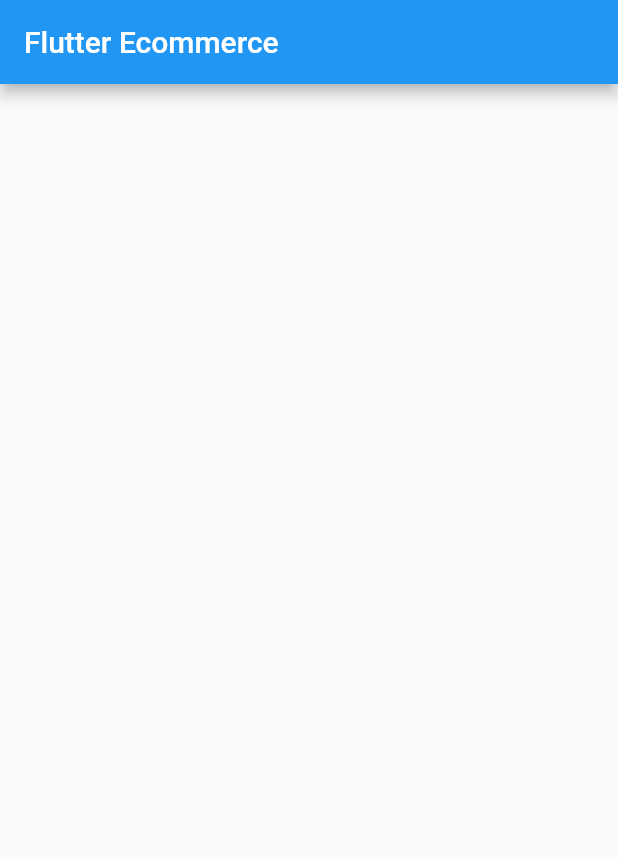
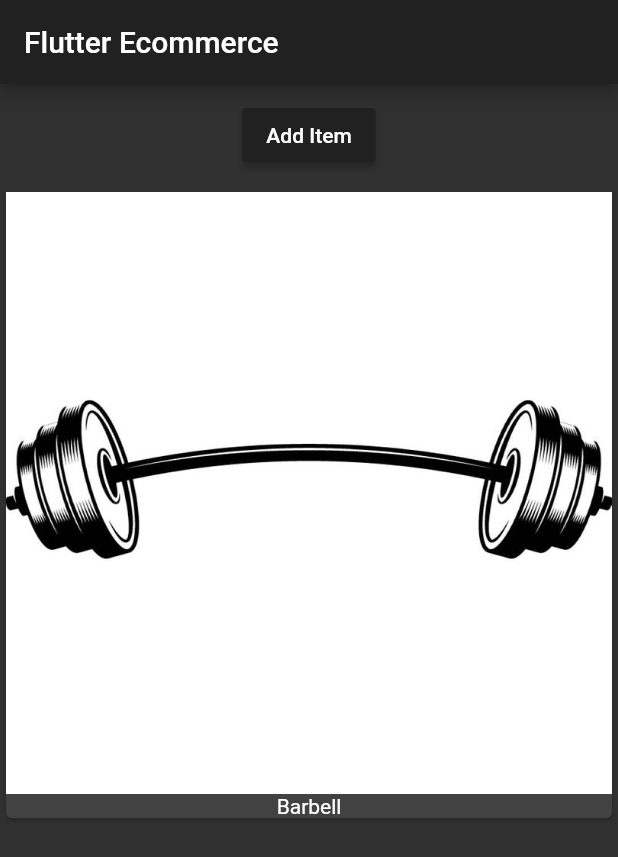
Before and after one commit to selvesandev/flutter-ess, a Flutter app: the screen it shows after launch, on a phone screen of 412 x 824 dp. Shown: the top 857 px of the screen. Run offline on Flutter 3.47's test engine with Material 2 defaults, Android fonts, the phone set to English and light mode, and no system bars.

Commit message:
Debuggin 1/2

```diff
--- /dev/null
+++ b/lib/control.dart
@@ -0,0 +1,19 @@
+import 'package:flutter/material.dart';
+
+class ProductControl extends StatelessWidget {
+  final Function addProduct;
+
+  ProductControl(this.addProduct);
+
+  @override
+  Widget build(BuildContext context) {
+    return RaisedButton(
+          color: Theme.of(context).primaryColor,
+          child: Text('Add Item'),
+          onPressed: () {
+            addProduct('Selvesan');
+          },
+        );
+  }
+
+}
--- a/lib/main.dart
+++ b/lib/main.dart
@@ -1,4 +1,5 @@
 import 'package:flutter/material.dart';
+import 'package:flutteress/product_manager.dart';
 
 void main() => runApp(MyApp());
 
@@ -6,14 +7,73 @@ class MyApp extends StatelessWidget {
   @override
   Widget build(BuildContext context) {
     return MaterialApp(
+      theme: ThemeData(
+          brightness: Brightness.dark, primarySwatch: Colors.deepOrange),
       home: Scaffold(
         appBar: AppBar(
           title: Text('Flutter Ecommerce'),
         ),
+        body: ProductManager(initialProducts: 'Barbell'),
       ),
     );
   }
 }
+
+// class MyHomePage extends StatelessWidget {
+// final String title;
+// MyHomePage({Key key, this.title}) : super(key: key);
+
+// _MyHomePageState createState() => _MyHomePageState();
+
+// }
+
+// class _MyHomePageState extends State<MyHomePage> {
+//   List<String> _products = ['Barbell'];
+
+//   @override
+//   Widget build(BuildContext context) {
+
+//   }
+// }
+
+// class _MyAppState extends State<MyApp> {
+//   List<String> _products = ['Barbell'];
+
+//   @override
+//   Widget build(BuildContext context) {
+//     return MaterialApp(
+//         home: Scaffold(
+//       appBar: AppBar(
+//         title: Text('Flutter Ecommerce'),
+//       ),
+//       body: Column(
+//         children: <Widget>[
+//           Container(
+//             margin: EdgeInsets.all(10.0),
+//             child: RaisedButton(
+//               child: Text('Add Item'),
+//               onPressed: () {
+//                 _products.add('Trade mill');
+//               },
+//             ),
+//           ),
+//           Column(
+//             children: _products
+//                 .map((element) => Card(
+//                       child: Column(
+//                         children: <Widget>[
+//                           Image.asset('assets/barbell.jpg'),
+//                           Text('Barbell')
+//                         ],
+//                       ),
+//                     ))
+//                 .toList(),
+//           )
+//         ],
+//       ),
+//     ));
+//   }
+// }
 
 // import 'package:flutter/material.dart';
 
--- /dev/null
+++ b/lib/product_manager.dart
@@ -0,0 +1,38 @@
+import 'package:flutter/material.dart';
+import 'package:flutteress/control.dart';
+import 'package:flutteress/products.dart';
+
+class ProductManager extends StatefulWidget {
+  final String initialProducts;
+  ProductManager({this.initialProducts});
+
+  @override
+  State<StatefulWidget> createState() {
+    return _ProductManagerState();
+  }
+}
+
+class _ProductManagerState extends State<ProductManager> {
+  final List<String> _products = [];
+
+  @override
+  void initState() {
+    //the widget is a special property available in the state class by which it can access it's StatefullWidget's property
+    _products.add(widget.initialProducts);
+    super.initState();
+  }
+
+  void _addProduct(String product) {
+    setState(() {
+      _products.add(product);
+    });
+  }
+
+  @override
+  Widget build(BuildContext context) {
+    return Column(children: <Widget>[
+      Container(margin: EdgeInsets.all(10.0), child: ProductControl(_addProduct)),
+      Products(_products)
+    ]);
+  }
+}
--- /dev/null
+++ b/lib/products.dart
@@ -0,0 +1,22 @@
+import 'package:flutter/material.dart';
+
+class Products extends StatelessWidget {
+  final List<String> products;
+  Products(this.products);
+
+  @override
+  Widget build(BuildContext context) {
+    return Column(
+      children: products
+          .map((element) => Card(
+                child: Column(
+                  children: <Widget>[
+                    Image.asset('assets/barbell.jpg'),
+                    Text(element)
+                  ],
+                ),
+              ))
+          .toList(),
+    );
+  }
+}
--- a/pubspec.yaml
+++ b/pubspec.yaml
@@ -41,9 +41,8 @@ flutter:
   uses-material-design: true
 
   # To add assets to your application, add an assets section, like this:
-  # assets:
-  #  - images/a_dot_burr.jpeg
-  #  - images/a_dot_ham.jpeg
+  assets:
+   - assets/barbell.jpg
 
   # An image asset can refer to one or more resolution-specific "variants", see
   # https://flutter.dev/assets-and-images/#resolution-aware.
```
Also changed, not shown: assets/barbell.jpg (added), 1 other file.
